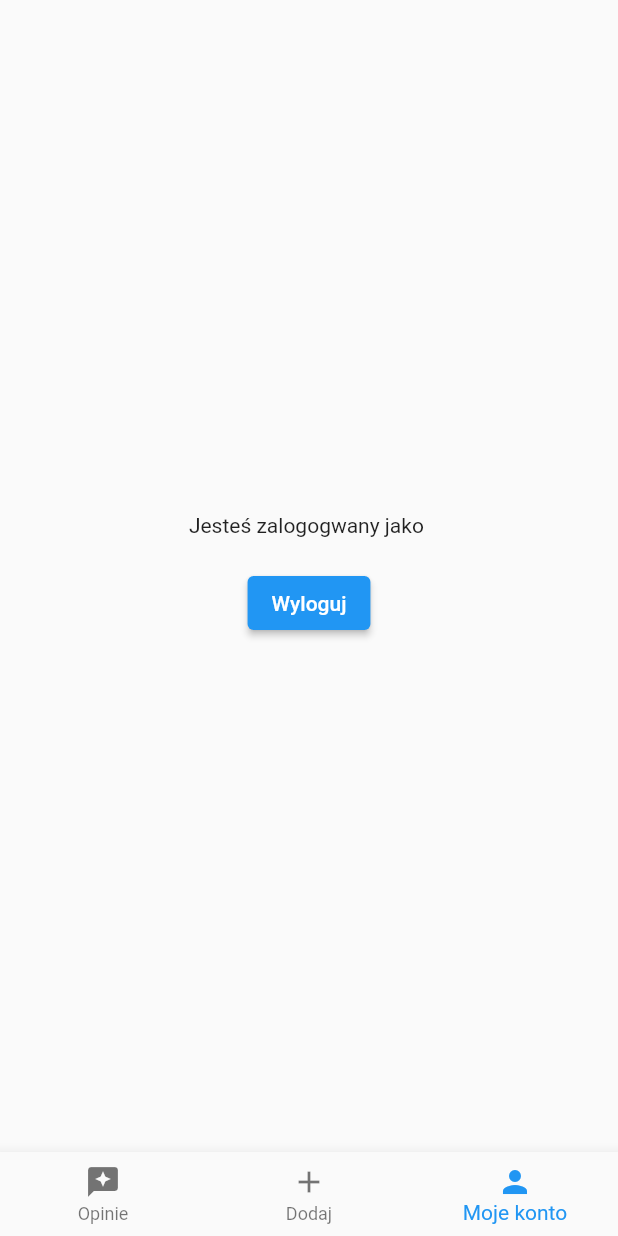
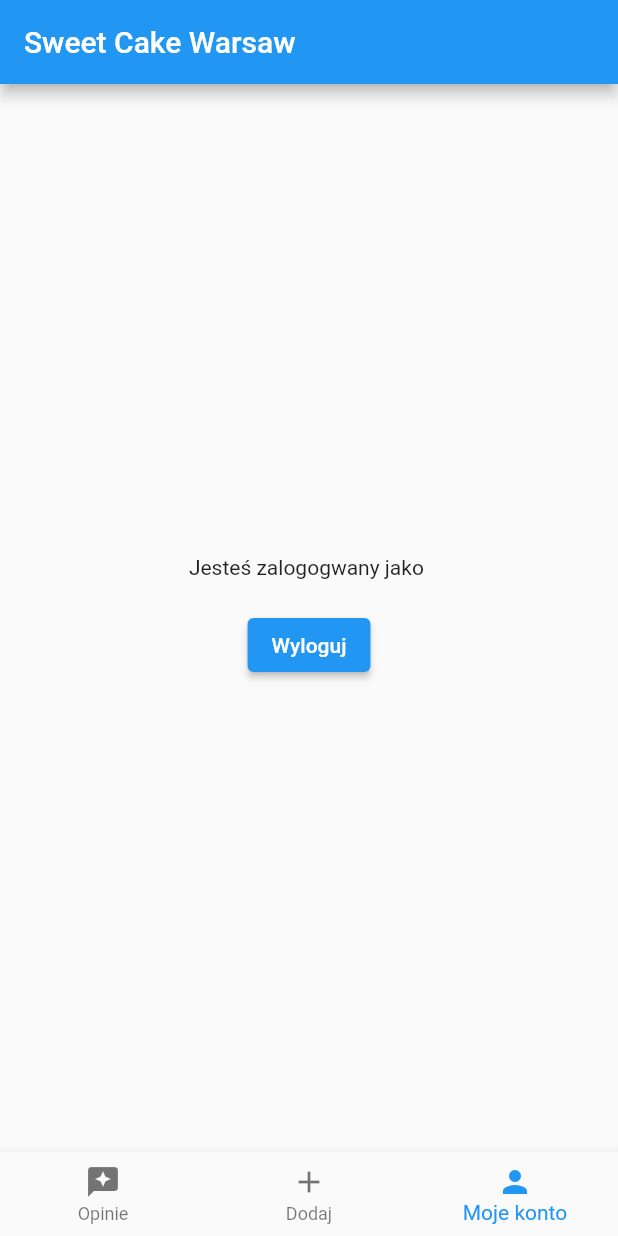
Before and after one commit to martaczech/sweetcakewarsaw, a Flutter app: the screen it shows once a user with an empty profile is signed in, item 3 of the bottom bar chosen, after a tap on "Wyloguj", on a phone screen of 412 x 824 dp. Run offline on Flutter 3.47's test engine with Material 2 defaults, Android fonts, the phone set to English and light mode, and no system bars; our stand-ins replace cloud_firestore, firebase_auth, firebase_core; accounts and stored records are empty.

```diff
--- /dev/null
+++ b/lib/app/home/add_opinion/add_opinion_page_content.dart
@@ -0,0 +1,32 @@
+import 'package:flutter/material.dart';
+import 'package:firebase_auth/firebase_auth.dart';
+
+class AddAccountPageContent extends StatelessWidget {
+  const AddAccountPageContent({
+    Key? key,
+    required this.email,
+  }) : super(key: key);
+
+  final String? email;
+
+  @override
+  Widget build(BuildContext context) {
+    return Center(
+      child: Column(
+        mainAxisAlignment: MainAxisAlignment.center,
+        children: [
+          Text('Jesteś zalogogwany jako $email'),
+          const SizedBox(
+            height: 20,
+          ),
+          ElevatedButton(
+            onPressed: () {
+              FirebaseAuth.instance.signOut();
+            },
+            child: const Text('Wyloguj'),
+          ),
+        ],
+      ),
+    );
+  }
+}
--- a/lib/app/home/home_page.dart
+++ b/lib/app/home/home_page.dart
@@ -1,5 +1,8 @@
 import 'package:firebase_auth/firebase_auth.dart';
 import 'package:flutter/material.dart';
+import 'package:sweetcakewarsaw/app/home/add_opinion/add_opinion_page_content.dart';
+import 'package:sweetcakewarsaw/app/home/my_account/my_account_page_content.dart';
+import 'package:sweetcakewarsaw/app/home/places/places_page_content.dart';
 
 class HomePage extends StatefulWidget {
   const HomePage({
@@ -18,34 +21,17 @@ class _HomePageState extends State<HomePage> {
   @override
   Widget build(BuildContext context) {
     return Scaffold(
+      appBar: AppBar(
+        title: const Text('Sweet Cake Warsaw'),
+      ),
       body: Builder(builder: (context) {
         if (currentIndex == 0) {
-          return const Center(
-            child: Text('Jeden'),
-          );
+          return const PlacesPageContent();
         }
         if (currentIndex == 1) {
-          return const Center(
-            child: Text('Dwa'),
-          );
+          return const AddOpinionPageContent();
         }
-        return Center(
-          child: Column(
-            mainAxisAlignment: MainAxisAlignment.center,
-            children: [
-              Text('Jesteś zalogogwany jako ${widget.user.email}'),
-              const SizedBox(
-                height: 20,
-              ),
-              ElevatedButton(
-                onPressed: () {
-                  FirebaseAuth.instance.signOut();
-                },
-                child: const Text('Wyloguj'),
-              ),
-            ],
-          ),
-        );
+        return AddAccountPageContent(email: widget.user.email);
       }),
       bottomNavigationBar: BottomNavigationBar(
           currentIndex: currentIndex,
--- /dev/null
+++ b/lib/app/home/my_account/my_account_page_content.dart
@@ -0,0 +1,14 @@
+import 'package:flutter/material.dart';
+
+class AddOpinionPageContent extends StatelessWidget {
+  const AddOpinionPageContent({
+    Key? key,
+  }) : super(key: key);
+
+  @override
+  Widget build(BuildContext context) {
+    return const Center(
+      child: Text('Dwa'),
+    );
+  }
+}
--- /dev/null
+++ b/lib/app/home/places/places_page_content.dart
@@ -0,0 +1,50 @@
+import 'package:flutter/material.dart';
+import 'package:cloud_firestore/cloud_firestore.dart';
+
+class PlacesPageContent extends StatelessWidget {
+  const PlacesPageContent({
+    Key? key,
+  }) : super(key: key);
+
+  @override
+  Widget build(BuildContext context) {
+    return StreamBuilder<QuerySnapshot<Map<String, dynamic>>>(
+      stream: FirebaseFirestore.instance.collection('places').snapshots(),
+      builder: (context, snapshot) {
+        if (snapshot.hasError) {
+          return const Center(child: Text('Something went wrong'));
+        }
+
+        if (snapshot.connectionState == ConnectionState.waiting) {
+          return const Center(child: Text("Loading"));
+        }
+        final documents = snapshot.data!.docs;
+        return ListView(
+          children: [
+            for (final document in documents) ...[
+              Padding(
+                padding: const EdgeInsets.all(20.0),
+                child: Row(
+                  mainAxisAlignment: MainAxisAlignment.spaceBetween,
+                  children: [
+                    Column(
+                      crossAxisAlignment: CrossAxisAlignment.start,
+                      children: [
+                        Text(document['name']),
+                        Text(document['ciastko']),
+                      ],
+                    ),
+                    Text(document['rating'].toString()),
+                  ],
+                ),
+              ),
+              const Center(
+                child: Text('Jeden'),
+              ),
+            ],
+          ],
+        );
+      },
+    );
+  }
+}
--- a/pubspec.yaml
+++ b/pubspec.yaml
@@ -36,6 +36,7 @@ dependencies:
   cupertino_icons: ^1.0.2
   firebase_core: ^1.13.1
   firebase_auth: ^3.3.11
+  cloud_firestore: ^3.1.11
 
 dev_dependencies:
   flutter_test:
```
Also changed, not shown: pubspec.lock.
